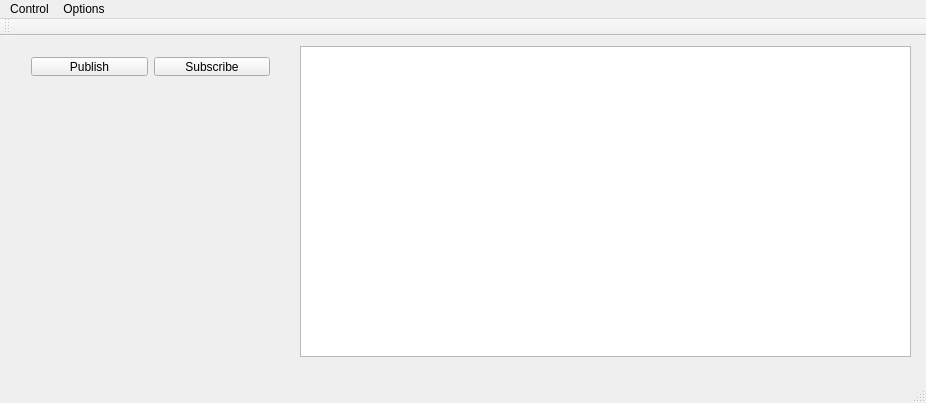
eProsima/Fast-DDS, file utils/ShapesDemo/forms/mainwindow.ui: the form before one commit.
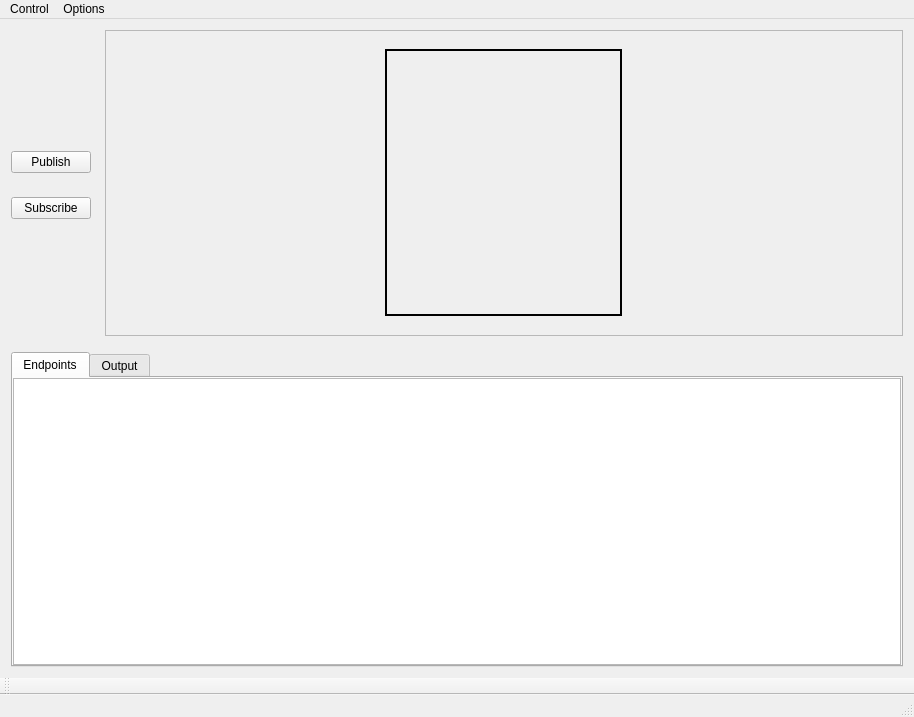
The form after the commit. Custom widgets are drawn as their Qt base class.

What changed in the file:
```diff
--- a/utils/ShapesDemo/forms/mainwindow.ui
+++ b/utils/ShapesDemo/forms/mainwindow.ui
@@ -6,81 +6,302 @@
    <rect>
     <x>0</x>
     <y>0</y>
-    <width>926</width>
-    <height>403</height>
+    <width>914</width>
+    <height>717</height>
    </rect>
   </property>
   <property name="windowTitle">
    <string>Shapes Demo</string>
   </property>
   <widget class="QWidget" name="centralWidget">
-   <widget class="DrawArea" name="areaDraw" native="true">
-    <property name="geometry">
-     <rect>
-      <x>30</x>
-      <y>60</y>
-      <width>235</width>
-      <height>265</height>
-     </rect>
-    </property>
-   </widget>
-   <widget class="QWidget" name="layoutWidget">
-    <property name="geometry">
-     <rect>
-      <x>20</x>
-      <y>10</y>
-      <width>261</width>
-      <height>41</height>
-     </rect>
-    </property>
-    <layout class="QGridLayout" name="gridLayout">
-     <item row="0" column="0">
-      <widget class="QPushButton" name="bt_publish">
-       <property name="text">
-        <string>Publish</string>
-       </property>
+   <layout class="QVBoxLayout" name="verticalLayout">
+    <item>
+     <layout class="QGridLayout" name="gridLayout">
+      <property name="horizontalSpacing">
+       <number>2</number>
+      </property>
+      <property name="verticalSpacing">
+       <number>4</number>
+      </property>
+      <item row="5" column="0">
+       <spacer name="verticalSpacer_2">
+        <property name="orientation">
+         <enum>Qt::Vertical</enum>
+        </property>
+        <property name="sizeHint" stdset="0">
+         <size>
+          <width>20</width>
+          <height>40</height>
+         </size>
+        </property>
+       </spacer>
+      </item>
+      <item row="3" column="0" rowspan="2">
+       <widget class="QPushButton" name="bt_subscribe">
+        <property name="sizePolicy">
+         <sizepolicy hsizetype="Maximum" vsizetype="Fixed">
+          <horstretch>0</horstretch>
+          <verstretch>0</verstretch>
+         </sizepolicy>
+        </property>
+        <property name="text">
+         <string>Subscribe</string>
+        </property>
+       </widget>
+      </item>
+      <item row="1" column="0">
+       <widget class="QPushButton" name="bt_publish">
+        <property name="sizePolicy">
+         <sizepolicy hsizetype="Maximum" vsizetype="Fixed">
+          <horstretch>0</horstretch>
+          <verstretch>0</verstretch>
+         </sizepolicy>
+        </property>
+        <property name="text">
+         <string>Publish</string>
+        </property>
+       </widget>
+      </item>
+      <item row="0" column="1" rowspan="6">
+       <spacer name="horizontalSpacer_2">
+        <property name="orientation">
+         <enum>Qt::Horizontal</enum>
+        </property>
+        <property name="sizeType">
+         <enum>QSizePolicy::Minimum</enum>
+        </property>
+        <property name="sizeHint" stdset="0">
+         <size>
+          <width>10</width>
+          <height>20</height>
+         </size>
+        </property>
+       </spacer>
+      </item>
+      <item row="0" column="0">
+       <spacer name="verticalSpacer_4">
+        <property name="orientation">
+         <enum>Qt::Vertical</enum>
+        </property>
+        <property name="sizeHint" stdset="0">
+         <size>
+          <width>20</width>
+          <height>40</height>
+         </size>
+        </property>
+       </spacer>
+      </item>
+      <item row="2" column="0">
+       <spacer name="verticalSpacer">
+        <property name="orientation">
+         <enum>Qt::Vertical</enum>
+        </property>
+        <property name="sizeType">
+         <enum>QSizePolicy::Minimum</enum>
+        </property>
+        <property name="sizeHint" stdset="0">
+         <size>
+          <width>20</width>
+          <height>20</height>
+         </size>
+        </property>
+       </spacer>
+      </item>
+      <item row="6" column="0" colspan="3">
+       <spacer name="verticalSpacer_3">
+        <property name="orientation">
+         <enum>Qt::Vertical</enum>
+        </property>
+        <property name="sizeType">
+         <enum>QSizePolicy::Preferred</enum>
+        </property>
+        <property name="sizeHint" stdset="0">
+         <size>
+          <width>20</width>
+          <height>10</height>
+         </size>
+        </property>
+       </spacer>
+      </item>
+      <item row="0" column="2" rowspan="6">
+       <widget class="QFrame" name="frameDraw">
+        <property name="sizePolicy">
+         <sizepolicy hsizetype="Expanding" vsizetype="Expanding">
+          <horstretch>0</horstretch>
+          <verstretch>0</verstretch>
+         </sizepolicy>
+        </property>
+        <property name="minimumSize">
+         <size>
+          <width>250</width>
+          <height>275</height>
+         </size>
+        </property>
+        <property name="layoutDirection">
+         <enum>Qt::LeftToRight</enum>
+        </property>
+        <property name="styleSheet">
+         <string notr="true"/>
+        </property>
+        <property name="frameShape">
+         <enum>QFrame::StyledPanel</enum>
+        </property>
+        <property name="frameShadow">
+         <enum>QFrame::Sunken</enum>
+        </property>
+        <layout class="QHBoxLayout" name="horizontalLayout">
+         <item>
+          <widget class="QFrame" name="frame">
+           <property name="sizePolicy">
+            <sizepolicy hsizetype="Fixed" vsizetype="Fixed">
+             <horstretch>0</horstretch>
+             <verstretch>0</verstretch>
+            </sizepolicy>
+           </property>
+           <property name="minimumSize">
+            <size>
+             <width>237</width>
+             <height>267</height>
+            </size>
+           </property>
+           <property name="maximumSize">
+            <size>
+             <width>237</width>
+             <height>267</height>
+            </size>
+           </property>
+           <property name="styleSheet">
+            <string notr="true">border: 1px inset black;</string>
+           </property>
+           <property name="frameShape">
+            <enum>QFrame::StyledPanel</enum>
+           </property>
+           <property name="frameShadow">
+            <enum>QFrame::Plain</enum>
+           </property>
+           <property name="lineWidth">
+            <number>1</number>
+           </property>
+           <layout class="QVBoxLayout" name="verticalLayout_5">
+            <property name="leftMargin">
+             <number>0</number>
+            </property>
+            <property name="topMargin">
+             <number>0</number>
+            </property>
+            <property name="rightMargin">
+             <number>0</number>
+            </property>
+            <property name="bottomMargin">
+             <number>0</number>
+            </property>
+            <item>
+             <widget class="DrawArea" name="areaDraw" native="true">
+              <property name="sizePolicy">
+               <sizepolicy hsizetype="Fixed" vsizetype="Fixed">
+                <horstretch>0</horstretch>
+                <verstretch>0</verstretch>
+               </sizepolicy>
+              </property>
+              <property name="minimumSize">
+               <size>
+                <width>235</width>
+                <height>265</height>
+               </size>
+              </property>
+              <property name="maximumSize">
+               <size>
+                <width>235</width>
+                <height>16777215</height>
+               </size>
+              </property>
+              <property name="contextMenuPolicy">
+               <enum>Qt::NoContextMenu</enum>
+              </property>
+             </widget>
+            </item>
+           </layout>
+          </widget>
+         </item>
+        </layout>
+       </widget>
+      </item>
+     </layout>
+    </item>
+    <item>
+     <widget class="QTabWidget" name="tabWidget">
+      <property name="currentIndex">
+       <number>0</number>
+      </property>
+      <widget class="QWidget" name="tab_endpoints">
+       <attribute name="title">
+        <string>Endpoints</string>
+       </attribute>
+       <layout class="QVBoxLayout" name="verticalLayout_2">
+        <property name="leftMargin">
+         <number>0</number>
+        </property>
+        <property name="topMargin">
+         <number>0</number>
+        </property>
+        <property name="rightMargin">
+         <number>0</number>
+        </property>
+        <property name="bottomMargin">
+         <number>0</number>
+        </property>
+        <item>
+         <widget class="QTableView" name="tableEndpoint">
+          <property name="font">
+           <font>
+            <pointsize>9</pointsize>
+           </font>
+          </property>
+          <property name="contextMenuPolicy">
+           <enum>Qt::CustomContextMenu</enum>
+          </property>
+          <property name="horizontalScrollBarPolicy">
+           <enum>Qt::ScrollBarAsNeeded</enum>
+          </property>
+          <property name="sizeAdjustPolicy">
+           <enum>QAbstractScrollArea::AdjustToContents</enum>
+          </property>
+          <property name="editTriggers">
+           <set>QAbstractItemView::NoEditTriggers</set>
+          </property>
+         </widget>
+        </item>
+       </layout>
       </widget>
-     </item>
-     <item row="0" column="1">
-      <widget class="QPushButton" name="bt_subscribe">
-       <property name="text">
-        <string>Subscribe</string>
-       </property>
+      <widget class="QWidget" name="tabOutput">
+       <attribute name="title">
+        <string>Output</string>
+       </attribute>
+       <layout class="QVBoxLayout" name="verticalLayout_3">
+        <property name="leftMargin">
+         <number>0</number>
+        </property>
+        <property name="topMargin">
+         <number>0</number>
+        </property>
+        <property name="rightMargin">
+         <number>0</number>
+        </property>
+        <property name="bottomMargin">
+         <number>0</number>
+        </property>
+        <item>
+         <widget class="QTextBrowser" name="textBrowser"/>
+        </item>
+       </layout>
       </widget>
-     </item>
-    </layout>
-   </widget>
-   <widget class="QTableView" name="tableEndpoint">
-    <property name="geometry">
-     <rect>
-      <x>300</x>
-      <y>10</y>
-      <width>611</width>
-      <height>311</height>
-     </rect>
-    </property>
-    <property name="font">
-     <font>
-      <pointsize>9</pointsize>
-     </font>
-    </property>
-    <property name="contextMenuPolicy">
-     <enum>Qt::CustomContextMenu</enum>
-    </property>
-    <property name="horizontalScrollBarPolicy">
-     <enum>Qt::ScrollBarAsNeeded</enum>
-    </property>
-    <property name="sizeAdjustPolicy">
-     <enum>QAbstractScrollArea::AdjustToContents</enum>
-    </property>
-    <property name="editTriggers">
-     <set>QAbstractItemView::NoEditTriggers</set>
-    </property>
-   </widget>
+     </widget>
+    </item>
+   </layout>
   </widget>
   <widget class="QToolBar" name="mainToolBar">
    <attribute name="toolBarArea">
-    <enum>TopToolBarArea</enum>
+    <enum>BottomToolBarArea</enum>
    </attribute>
    <attribute name="toolBarBreak">
     <bool>false</bool>
@@ -92,7 +313,7 @@
     <rect>
      <x>0</x>
      <y>0</y>
-     <width>926</width>
+     <width>914</width>
      <height>25</height>
     </rect>
    </property>
```
